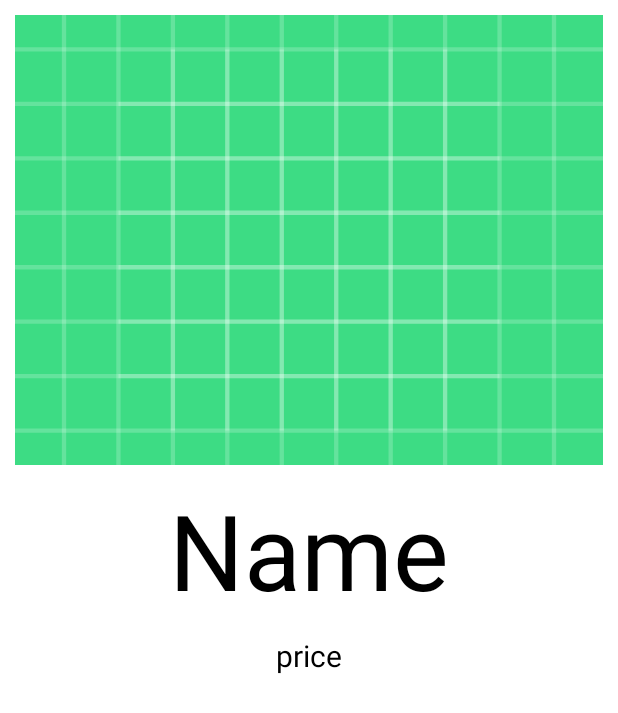
After one commit to DanielPHP01/hw_6_7_month_3, an Android app: the layout fragment_detail_car.xml on its own in the app's theme, with its tools: preview values and no code run, on a phone screen of 412 x 824 dp. The commit adds this screen. Shown: the top 713 px of the screen. Run offline under Robolectric (Android 15) with nearby library versions, the phone set to English and light mode, and no system bars.

Commit message:
update 2

```diff
--- a/app/src/main/AndroidManifest.xml
+++ b/app/src/main/AndroidManifest.xml
@@ -1,6 +1,8 @@
 <?xml version="1.0" encoding="utf-8"?>
 <manifest xmlns:android="http://schemas.android.com/apk/res/android"
     xmlns:tools="http://schemas.android.com/tools">
+
+    <uses-permission android:name="android.permission.INTERNET" />
 
     <application
         android:allowBackup="true"
@@ -13,7 +15,7 @@
         android:theme="@style/Theme.Hw_6_7_month_3"
         tools:targetApi="31">
         <activity
-            android:name=".CarActivity"
+            android:name=".FragmentContainerActivity"
             android:exported="false">
             <meta-data
                 android:name="android.app.lib_name"
--- a/app/src/main/res/layout/activity_main.xml
+++ b/app/src/main/res/layout/activity_main.xml
@@ -7,7 +7,7 @@
     tools:context=".MainActivity">
 
     <androidx.recyclerview.widget.RecyclerView
-        android:id="@+id/recycler_view_person"
+        android:id="@+id/recycler_view_car"
         android:layout_width="match_parent"
         android:layout_height="match_parent"
         android:orientation="vertical"
@@ -16,6 +16,6 @@
         app:layout_constraintEnd_toEndOf="parent"
         app:layout_constraintStart_toStartOf="parent"
         app:layout_constraintTop_toTopOf="parent"
-        tools:listitem="@layout/item_car" />
+        tools:listitem="@layout/item_car"/>
 
 </androidx.constraintlayout.widget.ConstraintLayout>
--- /dev/null
+++ b/app/src/main/res/layout/fragment_detail_car.xml
@@ -0,0 +1,43 @@
+<?xml version="1.0" encoding="utf-8"?>
+<androidx.constraintlayout.widget.ConstraintLayout xmlns:android="http://schemas.android.com/apk/res/android"
+    xmlns:tools="http://schemas.android.com/tools"
+    android:layout_width="match_parent"
+    android:layout_height="match_parent"
+    xmlns:app="http://schemas.android.com/apk/res-auto"
+    tools:context=".DetailCarFragment">
+
+    <ImageView
+        android:id="@+id/image_view_photo"
+        android:layout_width="match_parent"
+        android:layout_height="300dp"
+        android:layout_margin="10dp"
+        android:scaleType="centerCrop"
+        app:layout_constraintStart_toStartOf="parent"
+        app:layout_constraintEnd_toEndOf="parent"
+        app:layout_constraintTop_toTopOf="parent"
+        android:src="@drawable/ic_launcher_background"/>
+
+    <TextView
+        android:id="@+id/text_view_name"
+        android:layout_width="wrap_content"
+        android:layout_height="wrap_content"
+        app:layout_constraintStart_toStartOf="parent"
+        app:layout_constraintEnd_toEndOf="parent"
+        android:textSize="70sp"
+        android:layout_margin="10dp"
+        android:textColor="@color/black"
+        app:layout_constraintTop_toBottomOf="@id/image_view_photo"
+        tools:text = "Name"/>
+
+    <TextView
+        android:id="@+id/text_view_price"
+        android:layout_width="wrap_content"
+        android:layout_height="wrap_content"
+        app:layout_constraintStart_toStartOf="parent"
+        app:layout_constraintEnd_toEndOf="parent"
+        android:textSize="20sp"
+        android:layout_margin="10dp"
+        android:textColor="@color/black"
+        app:layout_constraintTop_toBottomOf="@id/text_view_name"
+        tools:text = "price"/>
+</androidx.constraintlayout.widget.ConstraintLayout>
--- a/app/src/main/res/values/strings.xml
+++ b/app/src/main/res/values/strings.xml
@@ -1,3 +1,5 @@
 <resources>
     <string name="app_name">hw_6_7_month_3</string>
+    <!-- TODO: Remove or change this placeholder text -->
+    <string name="hello_blank_fragment">Hello blank fragment</string>
 </resources>
```
Also changed, not shown: app/src/main/java/com/example/hw_6_7_month_3/CarAdapter.kt (+19 -2 lines), app/src/main/java/com/example/hw_6_7_month_3/DetailCarFragment.kt (added, +34 -0 lines), app/src/main/java/com/example/hw_6_7_month_3/FragmentContainerActivity.kt (added, +30 -0 lines), app/src/main/java/com/example/hw_6_7_month_3/MainActivity.kt (+37 -5 lines), app/src/main/res/layout/activity_fragment_container.xml (added, +16 -0 lines).
